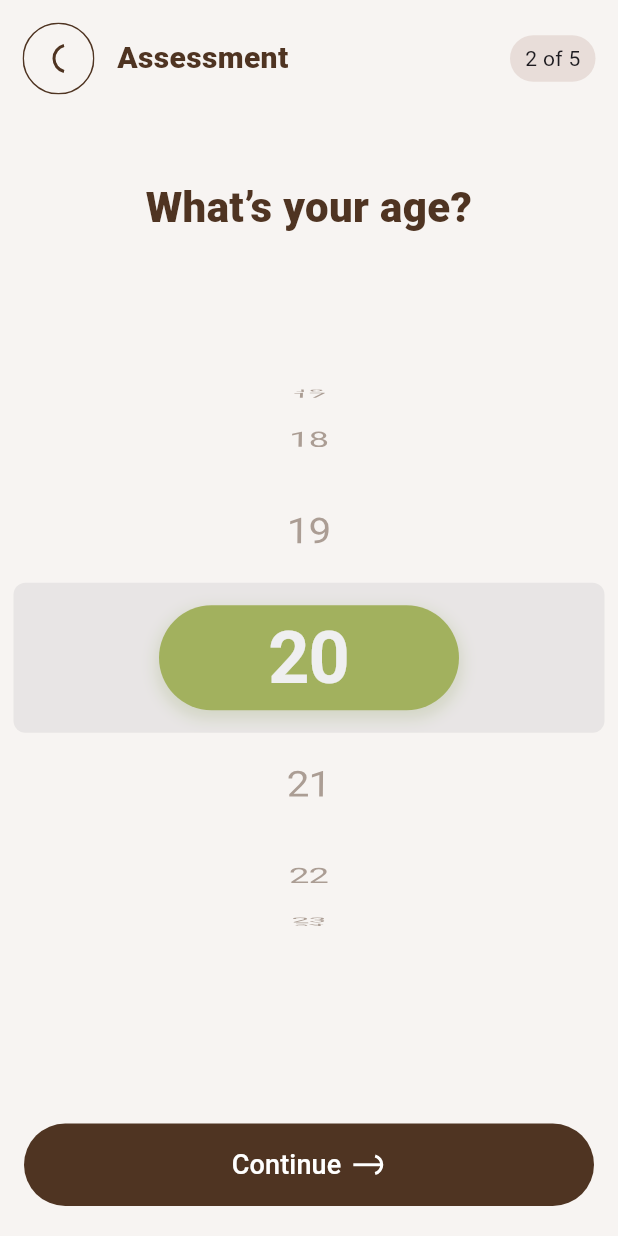
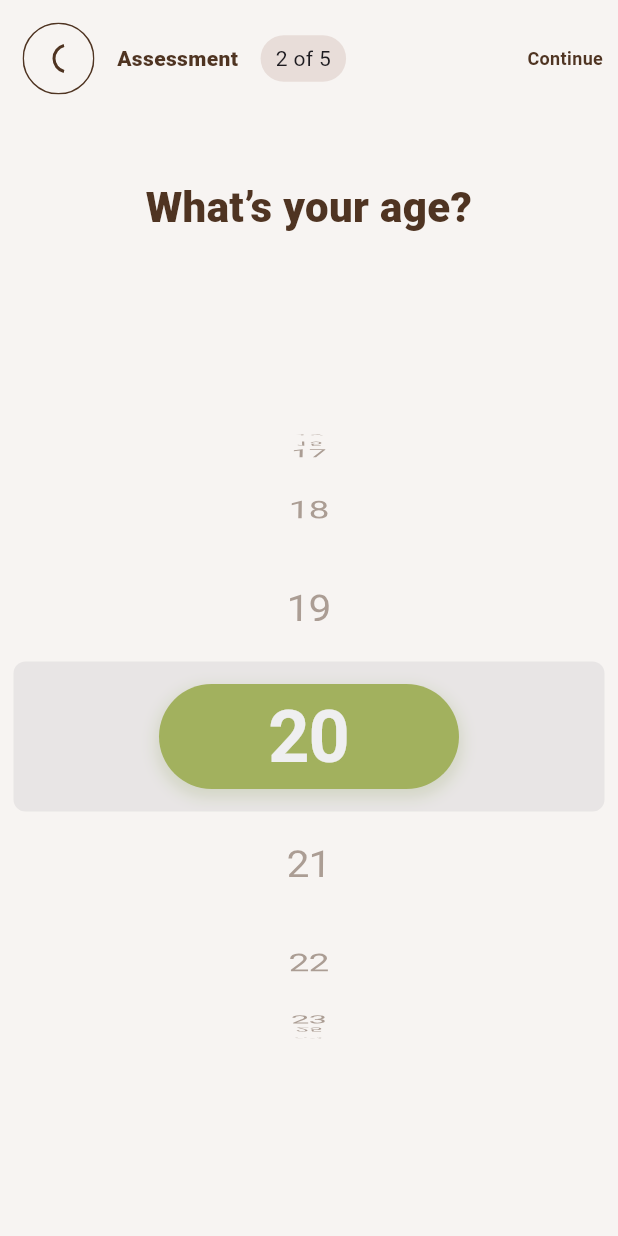
Before and after one commit to TaiMinh2002/MENTAL_HEALTH_APPLICATION, a Flutter app: the ChooseAge screen opened by its route, on a phone screen of 412 x 824 dp. Run offline on Flutter 3.47's test engine with Material 3 defaults, Android fonts, the phone set to English and light mode, and no system bars; our stand-ins replace device_info_plus, dio, flutter_screenutil, flutter_svg, get, get_storage and 3 more; missing offline and left inert: android_id; accounts and stored records are empty.

Commit message:
update choose mood

```diff
--- a/mental_healing/lib/app_router.dart
+++ b/mental_healing/lib/app_router.dart
@@ -1,7 +1,7 @@
 import 'package:mental_healing/import.dart';
-import 'package:mental_healing/page/complete_account/component/chooseMood.dart';
 import 'package:mental_healing/page/complete_account/component/choose_age.dart';
 import 'package:mental_healing/page/complete_account/component/choose_gender.dart';
+import 'package:mental_healing/page/complete_account/component/choose_mood.dart';
 import 'package:mental_healing/page/intro/component/page_view_intro.dart';
 import 'package:mental_healing/page/intro/intro_page.dart';
 import 'package:mental_healing/page/sign_in/sign_in_page.dart';
--- a/mental_healing/lib/base_widget/header_app_widget.dart
+++ b/mental_healing/lib/base_widget/header_app_widget.dart
@@ -2,34 +2,61 @@ import 'package:flutter/material.dart';
 import 'package:mental_healing/base_widget/back_button.dart';
 
 class HeaderAppWidget extends StatelessWidget {
-  const HeaderAppWidget({super.key, this.text, this.title});
+  const HeaderAppWidget({super.key, this.text, this.title, this.onTap});
   final String? text;
   final String? title;
+  final Function()? onTap;
 
   @override
   Widget build(BuildContext context) {
     return Row(
       children: [
-        BackButtonWidget(),
+        const BackButtonWidget(),
+        _centerWidget(),
+        _continueWidget(onTap)
+      ],
+    );
+  }
+
+  Widget _centerWidget() {
+    return Expanded(
+      child: Row(
+        children: [
           Text(
             title ?? '',
-          style: TextStyle(
-              fontSize: 20,
+            style: const TextStyle(
+                fontSize: 14,
                 fontWeight: FontWeight.w900,
                 color: Color(0xff4F3422)),
           ),
-        Expanded(child: SizedBox()),
           Container(
-          margin: EdgeInsets.symmetric(horizontal: 15),
-          padding: EdgeInsets.symmetric(vertical: 5.5, horizontal: 10),
-          decoration: BoxDecoration(
+            margin: const EdgeInsets.symmetric(horizontal: 15),
+            padding: const EdgeInsets.symmetric(vertical: 5.5, horizontal: 10),
+            decoration: const BoxDecoration(
                 color: Color(0xffE8DDD9),
                 borderRadius: BorderRadius.all(Radius.circular(32))),
             child: Text(
               text ?? '',
             ),
-        )
+          ),
         ],
+      ),
+    );
+  }
+
+  Widget _continueWidget(Function()? onTap) {
+    return GestureDetector(
+      onTap: onTap,
+      child: const Padding(
+        padding: EdgeInsets.only(right: 10.0),
+        child: Text(
+          'Continue',
+          style: TextStyle(
+              fontSize: 12,
+              fontWeight: FontWeight.bold,
+              color: Color(0xff4F3422)),
+        ),
+      ),
     );
   }
 }
--- a/mental_healing/lib/page/complete_account/complete_account_controller.dart
+++ b/mental_healing/lib/page/complete_account/complete_account_controller.dart
@@ -0,0 +1,12 @@
+import 'package:get/get.dart';
+import 'package:mental_healing/app_router.dart';
+
+class CompleteAccountController extends GetxController {
+  void handleChooseMood() {
+    Get.toNamed(AppRouter.routerChooseMood);
+  }
+
+  void handleChooseAge() {
+    Get.toNamed(AppRouter.routerChooseAge);
+  }
+}
--- a/mental_healing/lib/page/complete_account/component/choose_age.dart
+++ b/mental_healing/lib/page/complete_account/component/choose_age.dart
@@ -1,8 +1,7 @@
 import 'package:flutter/cupertino.dart';
-import 'package:mental_healing/app_router.dart';
-import 'package:mental_healing/base_widget/button_widget.dart';
 import 'package:mental_healing/base_widget/header_app_widget.dart';
 import 'package:mental_healing/import.dart';
+import 'package:mental_healing/page/complete_account/complete_account_controller.dart';
 
 class ChooseAge extends StatefulWidget {
   const ChooseAge({super.key});
@@ -12,6 +11,8 @@ class ChooseAge extends StatefulWidget {
 }
 
 class _ChooseAgeState extends State<ChooseAge> {
+  final CompleteAccountController controller =
+      Get.put(CompleteAccountController());
   int selectedAge = 20;
 
   @override
@@ -22,7 +23,11 @@ class _ChooseAgeState extends State<ChooseAge> {
         body: Column(
           crossAxisAlignment: CrossAxisAlignment.center,
           children: [
-            const HeaderAppWidget(title: 'Assessment', text: '2 of 5'),
+            HeaderAppWidget(
+              title: 'Assessment',
+              text: '2 of 5',
+              onTap: controller.handleChooseMood,
+            ),
             _bodyWidget(),
             Expanded(
               child: Center(
@@ -77,7 +82,6 @@ class _ChooseAgeState extends State<ChooseAge> {
                 ),
               ),
             ),
-            _bottomWidget(),
           ],
         ),
       ),
@@ -97,25 +101,4 @@ class _ChooseAgeState extends State<ChooseAge> {
       ),
     );
   }
-
-  Widget _bottomWidget() {
-    return Padding(
-      padding: const EdgeInsets.symmetric(horizontal: 16.0, vertical: 20),
-      child: Column(
-        children: [
-          ButtonWidget(
-            onClick: () {
-              Get.toNamed(AppRouter.routerChooseMood);
-            },
-            margin: const EdgeInsets.only(top: 10),
-            textSize: 18,
-            title: 'Continue',
-            suffixIcon: AssetIcons.next,
-            height: 55,
-            width: double.infinity,
-          ),
-        ],
-      ),
-    );
-  }
 }
--- a/mental_healing/lib/page/sign_in/sign_in_controller.dart
+++ b/mental_healing/lib/page/sign_in/sign_in_controller.dart
@@ -64,6 +64,7 @@ class SignInController extends GetxController {
         await refreshToken();
         return handleSignIn();
       } else if (response.statusCode == 401) {
+        LoadingHelper.hideLoading();
         SnackBarHelper.showError('Incorrect email or password');
       } else {
         LoadingHelper.hideLoading();
--- a/mental_healing/lib/r.dart
+++ b/mental_healing/lib/r.dart
@@ -1,4 +1,6 @@
 class AssetImages {
+	static const String goodMood = 'assets/images/good_mood.png';
+	static const String greatMood = 'assets/images/great_mood.png';
 	static const String indicatorIntro1 = 'assets/images/indicator_intro1.png';
 	static const String indicatorIntro2 = 'assets/images/indicator_intro2.png';
 	static const String indicatorIntro3 = 'assets/images/indicator_intro3.png';
@@ -6,6 +8,8 @@ class AssetImages {
 	static const String intro2 = 'assets/images/intro2.png';
 	static const String intro3 = 'assets/images/intro3.png';
 	static const String man = 'assets/images/man.png';
+	static const String neutralMood = 'assets/images/neutral_mood.png';
+	static const String sadMood = 'assets/images/sad_mood.png';
 	static const String signInImage = 'assets/images/sign_in_image.png';
 	static const String splashLogo = 'assets/images/splash_logo.png';
 	static const String tiredMood = 'assets/images/tired_mood.png';
```
Also changed, not shown: mental_healing/lib/page/complete_account/component/choose_gender.dart (+9 -36 lines), mental_healing/lib/page/complete_account/component/choose_mood.dart (added, +39 -0 lines), mental_healing/lib/page/complete_account/component/select_mood.dart (added, +237 -0 lines), mental_healing/assets/icons/good_icon.svg, mental_healing/assets/icons/great_icon.svg, mental_healing/assets/icons/neutral_icon.svg, mental_healing/assets/icons/sad_icon.svg, mental_healing/assets/icons/tired_icon.svg, mental_healing/assets/images/good_mood.png (added), mental_healing/assets/images/great_mood.png (added), mental_healing/assets/images/neutral_mood.png (added), mental_healing/assets/images/sad_mood.png (added), mental_healing/assets/images/tired_mood.png. Lines whose indentation alone changed are shown as unchanged.
